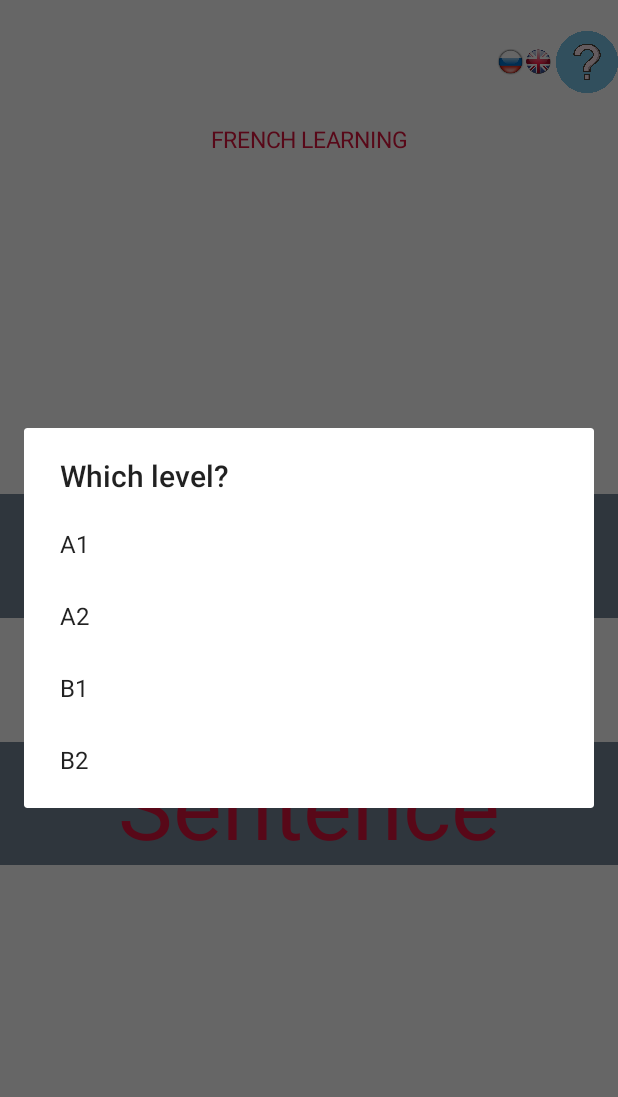
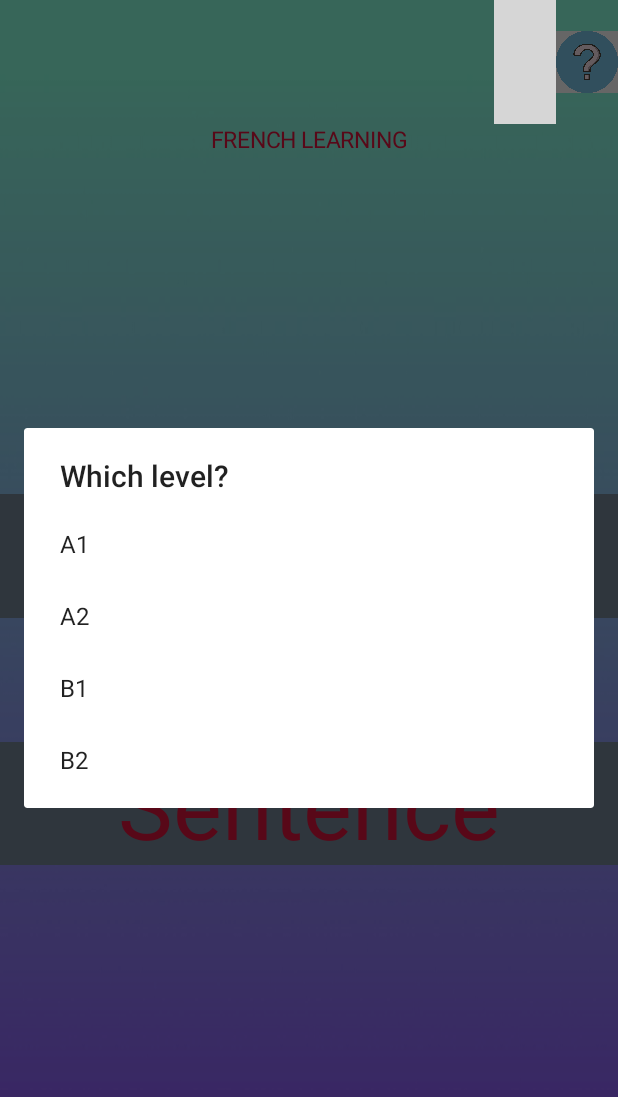
Before and after one commit to SargysanMher/French_Learning, an Android app: the screen it shows after launch (Start), after a tap on "Sentence", on a phone screen of 412 x 824 dp. Shown: the top 1097 px of the screen. Run offline under Robolectric (Android 15) with nearby library versions, the light colour scheme and no system bars; grey boxes are pictures that could not be loaded.

Commit message:
fixed bugs

```diff
--- a/app/src/main/java/com/example/myapplication/Finish.java
+++ b/app/src/main/java/com/example/myapplication/Finish.java
@@ -164,7 +164,7 @@ public class Finish extends AppCompatActivity {
         tokos.setText(String.valueOf(counter1)+"%");
         Button button=findViewById(R.id.back);
         TextView your = findViewById(R.id.your_result);
-        your.setTextSize(DeviceTotalWidth/50);
+        your.setTextSize(DeviceTotalWidth/55);
         button.setHeight((int) (DeviceTotalHeight/15));
         button.setWidth((int) (DeviceTotalWidth/3));
         button.setOnClickListener(new View.OnClickListener() {
--- a/app/src/main/java/com/example/myapplication/Start.java
+++ b/app/src/main/java/com/example/myapplication/Start.java
@@ -84,7 +84,7 @@ int which_theme;
     }
     public void sentence(View view){
         AlertDialog.Builder builder = new AlertDialog.Builder(Start.this);
-        builder.setTitle("Which level?");
+        builder.setTitle(R.string.Which_level);
         builder.setItems(new CharSequence[]
                         {"A1", "A2", "B1", "B2"},
                 new DialogInterface.OnClickListener() {
--- a/app/src/main/res/layout/activity_finish.xml
+++ b/app/src/main/res/layout/activity_finish.xml
@@ -4,6 +4,8 @@
     xmlns:tools="http://schemas.android.com/tools"
     android:layout_width="match_parent"
     android:layout_height="match_parent"
+    android:background="@drawable/fon1"
+
     tools:context=".Finish">
     <LinearLayout
         android:layout_width="match_parent"
@@ -170,7 +172,6 @@
             </TextView>
             <TextView
                 android:layout_width="wrap_content"
-                android:textSize="20sp"
                 android:id="@+id/your_result"
                 android:text="@string/your_result_for_this_theme_is"
                 android:layout_height="wrap_content">
@@ -179,13 +180,11 @@
                 android:layout_width="wrap_content"
                 android:id="@+id/stars"
                 android:textColor="@color/orange"
-                android:textSize="20sp"
                 android:layout_height="wrap_content">
             </TextView>
             <TextView
                 android:layout_width="wrap_content"
                 android:id="@+id/tokos"
-                android:textSize="20sp"
                 android:layout_height="wrap_content">
             </TextView>
         </LinearLayout>
--- a/app/src/main/res/layout/activity_main.xml
+++ b/app/src/main/res/layout/activity_main.xml
@@ -3,7 +3,7 @@
 <ScrollView xmlns:android="http://schemas.android.com/apk/res/android"
     xmlns:tools="http://schemas.android.com/tools"
     android:layout_width="match_parent"
-android:background="@drawable/fon"
+    android:background="@drawable/fon1"
     android:layout_height="match_parent"
     xmlns:app="http://schemas.android.com/apk/res-auto"
     tools:ignore="UsingOnClickInXml"
--- a/app/src/main/res/layout/activity_start.xml
+++ b/app/src/main/res/layout/activity_start.xml
@@ -3,6 +3,8 @@
     xmlns:app="http://schemas.android.com/apk/res-auto"
     xmlns:tools="http://schemas.android.com/tools"
     android:layout_width="match_parent"
+    android:background="@drawable/fon1"
+
     android:layout_height="match_parent"
     tools:context=".Start">
     <TextView
@@ -36,7 +38,7 @@
         android:layout_width="0sp"
         android:layout_height="0sp"
         android:onClick="change"
-        android:src="@drawable/language"
+        android:src="@drawable/language_gray"
         app:layout_constraintHeight_percent="0.1"
         app:layout_constraintRight_toLeftOf="@id/rules"
         app:layout_constraintWidth_percent="0.1"
--- a/app/src/main/res/values/strings.xml
+++ b/app/src/main/res/values/strings.xml
@@ -37,4 +37,5 @@
     <string name="sentence">Sentence</string>
     <string name="which_translation_is_correct">which translation is correct</string>
     <string name="change_language">translate to Russian</string>
+    <string name="Which_level">Which level?</string>
 </resources>
```
Also changed, not shown: app/src/main/java/com/example/myapplication/Sentence.java (+34 -3 lines), app/src/debug/res/drawable/language_gray.png (added), app/src/main/res/drawable/language_gray.png (deleted), 2 other files.
